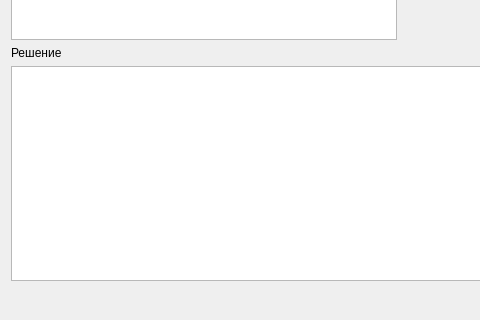
First picture: the form in src/ui/import/confuseDialog.ui, repository Nikololoshka/StankinScheduleEditor2, before the edit; both pictures show x 0 to 480 and y 187 to 507 of the 800 by 507 pixel window.
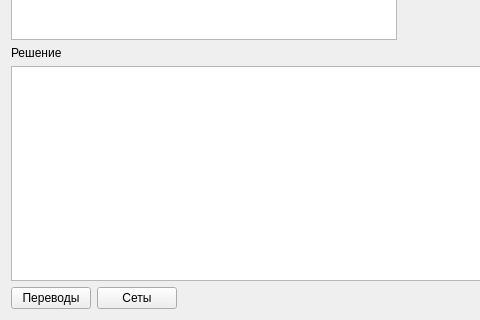
Second picture: the form after the edit.

```diff
--- a/src/ui/import/confuseDialog.ui
+++ b/src/ui/import/confuseDialog.ui
@@ -86,6 +86,20 @@
    </item>
    <item>
     <layout class="QHBoxLayout" name="horizontalLayout">
+     <item>
+      <widget class="QPushButton" name="transitionButton">
+       <property name="text">
+        <string>Переводы</string>
+       </property>
+      </widget>
+     </item>
+     <item>
+      <widget class="QPushButton" name="setsButton">
+       <property name="text">
+        <string>Сеты</string>
+       </property>
+      </widget>
+     </item>
      <item>
       <spacer name="horizontalSpacer">
        <property name="orientation">
```
Left out of the diff: 6 changed lines with no effect on the pictures.
